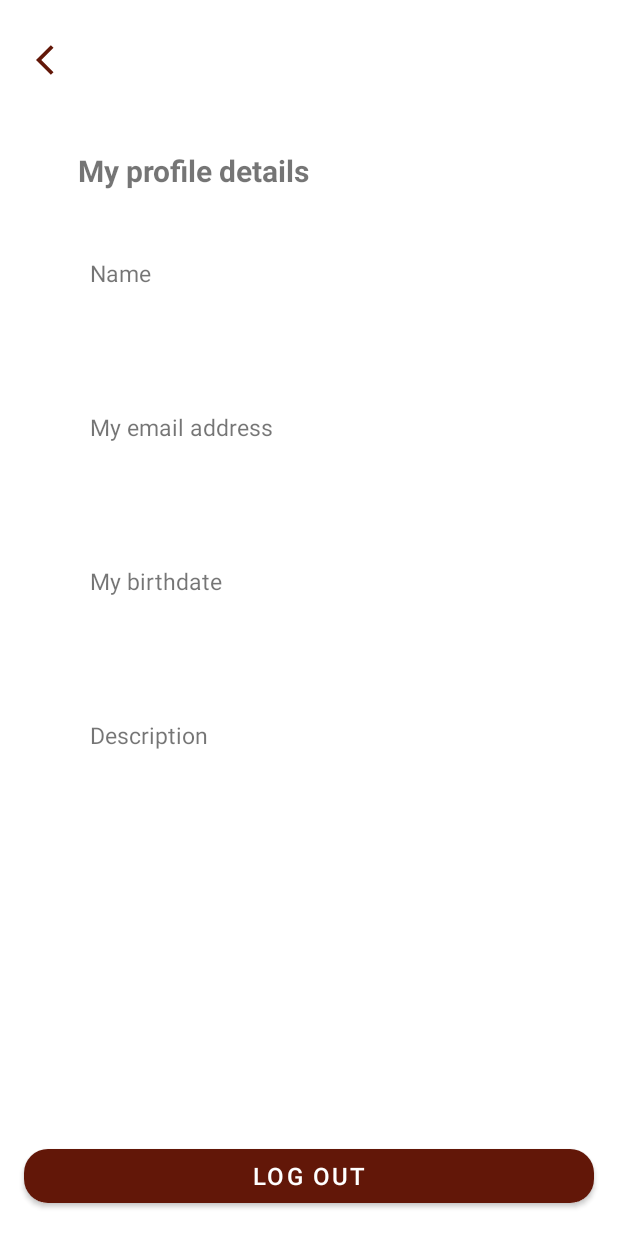
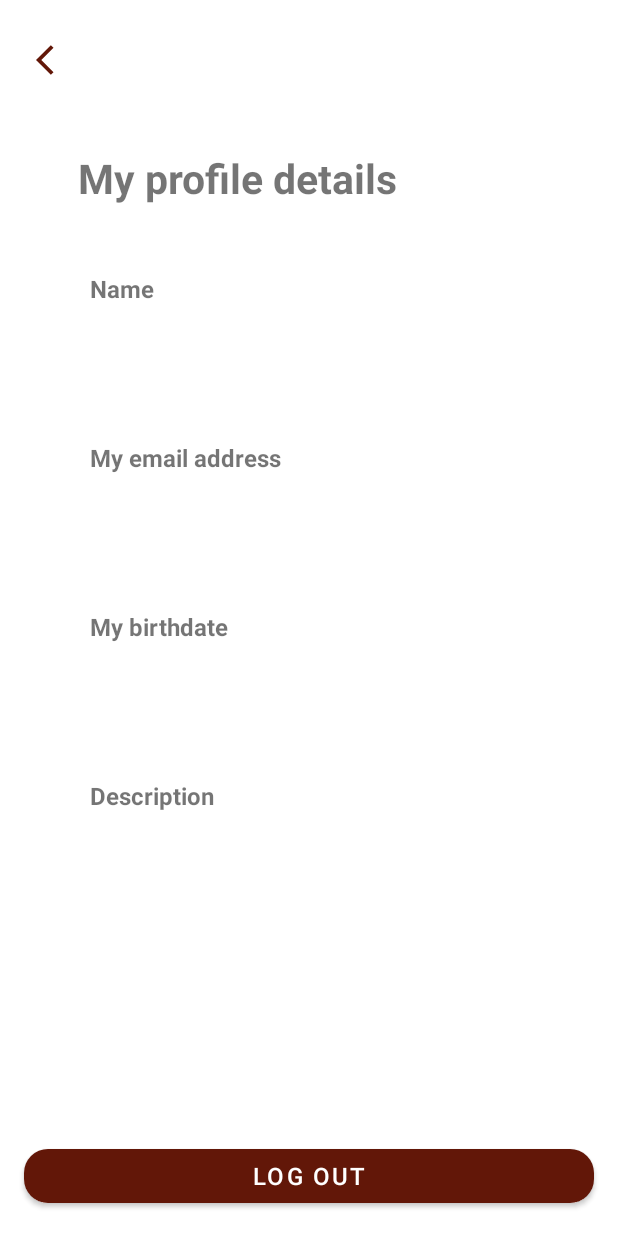
Before and after one commit to tanphan01/PawsoProject, an Android app: the layout fragment_profile.xml on its own in the app's theme, with its tools: preview values and no code run, on a phone screen of 412 x 824 dp. Run offline under Robolectric (Android 15) with nearby library versions, the phone set to English and light mode, and no system bars.

```diff
--- a/app/src/main/java/be/bf/pawso/dal/DBHelper.kt
+++ b/app/src/main/java/be/bf/pawso/dal/DBHelper.kt
@@ -10,7 +10,7 @@ import be.bf.pawso.dal.daos.ShelterDAO
 import be.bf.pawso.dal.daos.UserDAO
 import be.bf.pawso.models.*
 
-@Database(entities = [Cat::class, User::class, Shelter::class, Message::class], version = 9, exportSchema = false)
+@Database(entities = [Cat::class, User::class, Shelter::class, Message::class], version = 1, exportSchema = false)
 abstract class DbHelper: RoomDatabase() {
 
     //--- DAO ---
--- a/app/src/main/res/layout/fragment_profile.xml
+++ b/app/src/main/res/layout/fragment_profile.xml
@@ -25,7 +25,7 @@
         android:layout_marginStart="52dp"
         android:layout_marginTop="100dp"
         android:text="@string/my_profile_details"
-        android:textSize="20sp"
+        android:textSize="27sp"
         android:textStyle="bold"
         app:layout_constraintStart_toStartOf="parent"
         app:layout_constraintTop_toTopOf="parent" />
@@ -37,8 +37,9 @@
         android:layout_height="wrap_content"
         android:layout_marginStart="60dp"
         android:layout_marginTop="44dp"
-        android:text="@string/Name"
-        android:textSize="15sp"
+        android:text="@string/tv_namereg"
+        android:textStyle="bold"
+        android:textSize="16sp"
         app:layout_constraintStart_toStartOf="parent"
         app:layout_constraintTop_toBottomOf="@+id/tv_title" />
 
@@ -47,9 +48,10 @@
         android:layout_width="wrap_content"
         android:layout_height="wrap_content"
         android:layout_marginStart="60dp"
-        android:layout_marginTop="60dp"
+        android:layout_marginTop="70dp"
         android:text="@string/N"
         android:textSize="13sp"
+        android:textStyle="italic"
         app:layout_constraintStart_toStartOf="parent"
         app:layout_constraintTop_toBottomOf="@+id/tv_title" />
 
@@ -60,7 +62,8 @@
         android:layout_marginStart="60dp"
         android:layout_marginTop="68dp"
         android:text="@string/my_email_address"
-        android:textSize="15sp"
+        android:textStyle="bold"
+        android:textSize="16sp"
         app:layout_constraintStart_toStartOf="parent"
         app:layout_constraintTop_toBottomOf="@+id/tv_name" />
 
@@ -69,9 +72,10 @@
         android:layout_width="wrap_content"
         android:layout_height="wrap_content"
         android:layout_marginStart="60dp"
-        android:layout_marginTop="84dp"
+        android:layout_marginTop="94dp"
         android:text="@string/m"
         android:textSize="13sp"
+        android:textStyle="italic"
         app:layout_constraintStart_toStartOf="parent"
         app:layout_constraintTop_toBottomOf="@+id/tv_name" />
 
@@ -82,7 +86,8 @@
         android:layout_marginStart="60dp"
         android:layout_marginTop="68dp"
         android:text="@string/my_birthdate"
-        android:textSize="15sp"
+        android:textStyle="bold"
+        android:textSize="16sp"
         app:layout_constraintStart_toStartOf="parent"
         app:layout_constraintTop_toBottomOf="@+id/tv_email" />
 
@@ -91,9 +96,10 @@
         android:layout_width="wrap_content"
         android:layout_height="wrap_content"
         android:layout_marginStart="60dp"
-        android:layout_marginTop="84dp"
+        android:layout_marginTop="94dp"
         android:text="@string/m"
         android:textSize="13sp"
+        android:textStyle="italic"
         app:layout_constraintStart_toStartOf="parent"
         app:layout_constraintTop_toBottomOf="@+id/tv_email" />
 
@@ -104,7 +110,8 @@
         android:layout_marginStart="60dp"
         android:layout_marginTop="68dp"
         android:text="@string/description"
-        android:textSize="15sp"
+        android:textStyle="bold"
+        android:textSize="16sp"
         app:layout_constraintStart_toStartOf="parent"
         app:layout_constraintTop_toBottomOf="@+id/datePicker" />
 
@@ -113,9 +120,10 @@
         android:layout_width="wrap_content"
         android:layout_height="wrap_content"
         android:layout_marginStart="60dp"
-        android:layout_marginTop="84dp"
+        android:layout_marginTop="94dp"
         android:text="@string/d"
         android:textSize="13sp"
+        android:textStyle="italic"
         app:layout_constraintStart_toStartOf="parent"
         app:layout_constraintTop_toBottomOf="@+id/datePicker" />
 
--- a/app/src/main/res/layout/fragment_registration.xml
+++ b/app/src/main/res/layout/fragment_registration.xml
@@ -108,7 +108,7 @@
                         android:id="@+id/eTextName"
                         android:layout_width="match_parent"
                         android:layout_height="wrap_content"
-                        android:hint="@string/Name"
+                        android:hint="@string/tv_namereg"
                         android:maxLength="30"
                         android:drawableStart="@drawable/ic_person"
                         android:drawablePadding="6dp"
@@ -168,7 +168,7 @@
             android:layout_width="180dp"
             android:layout_height="wrap_content"
             android:background="@drawable/login_btn_bg"
-            android:text="Register"
+            android:text="@string/register_main"
             android:textColor="@android:color/white"
             android:textSize="18sp"
             android:textStyle="bold"
```
Also changed, not shown: app/src/main/res/layout/activity_message.xml (+17 -8 lines), app/src/main/res/layout/fragment_login.xml (+3 -18 lines), app/src/main/res/layout/item_profile_details.xml (deleted, +0 -9 lines), app/src/main/res/values-night/strings.xml (+7 -8 lines), app/src/main/res/values/strings.xml (+32 -30 lines), 1 other file.
